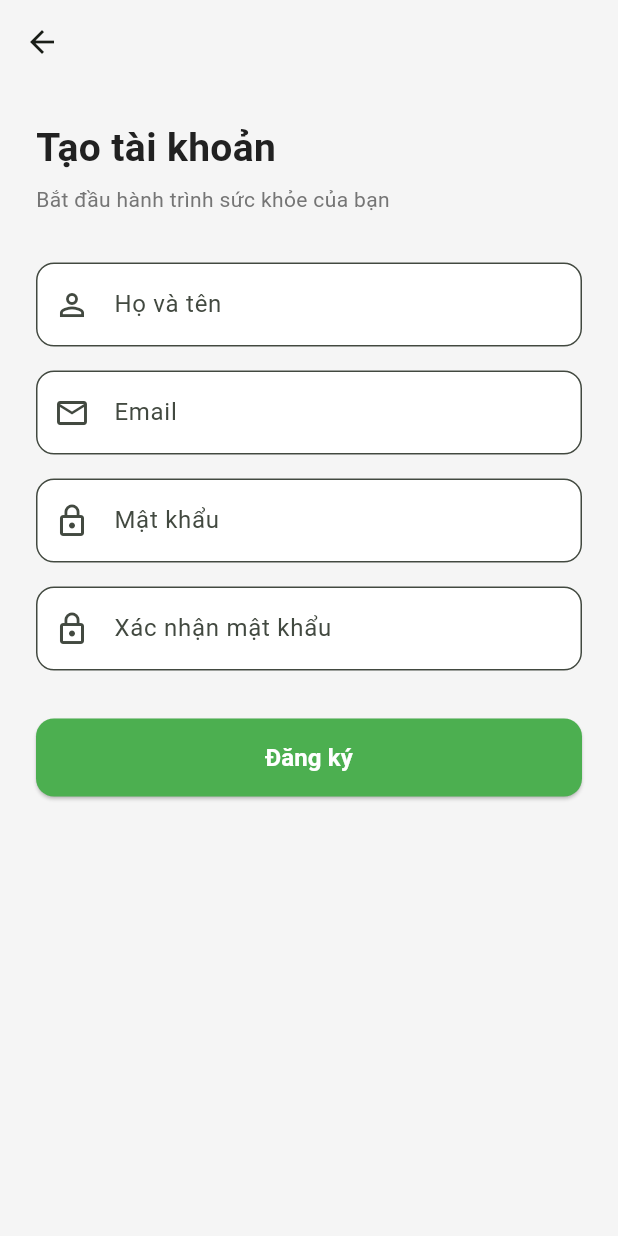
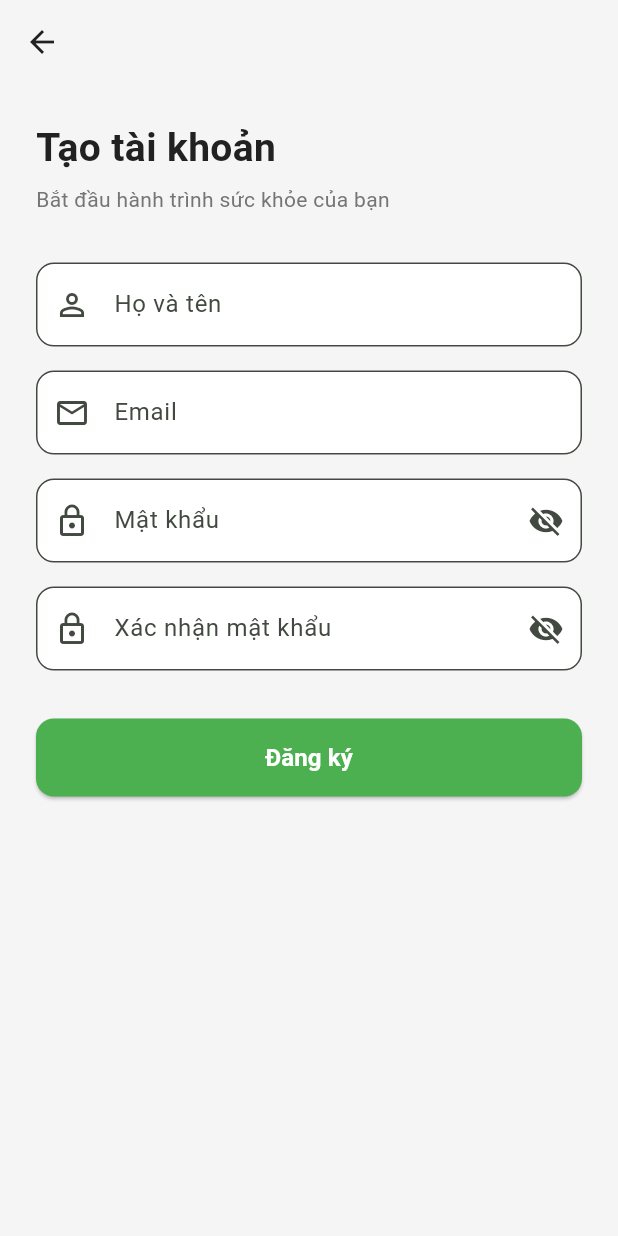
Before and after one commit to leemintruong/appmobile, a Flutter app: the screen it shows after launch, after a tap on "Đăng ký ngay", on a phone screen of 412 x 824 dp. Run offline on Flutter 3.47's test engine with Material 3 defaults, Android fonts, the phone set to English and light mode, and no system bars; our stand-ins replace shared_preferences; network calls fail.

Commit message:
update file

```diff
--- a/lib/main.dart
+++ b/lib/main.dart
@@ -11,16 +11,11 @@ class NutritionApp extends StatelessWidget {
   @override
   Widget build(BuildContext context) {
     return MaterialApp(
-      title: 'Dinh Dưỡng Cá Nhân',
+      title: 'Nutrition Tracker',
       debugShowCheckedModeBanner: false,
       theme: ThemeData(
-        colorScheme: ColorScheme.fromSeed(
-          seedColor: const Color(0xFF4CAF50),
-          primary: const Color(0xFF4CAF50),
-          secondary: const Color(0xFFFF7043),
-        ),
+        colorScheme: ColorScheme.fromSeed(seedColor: Colors.green),
         useMaterial3: true,
-        fontFamily: 'Roboto',
       ),
       home: const SplashScreen(),
 
--- a/lib/screens/register_screen.dart
+++ b/lib/screens/register_screen.dart
@@ -1,15 +1,109 @@
 import 'package:flutter/material.dart';
 import '../theme/app_colors.dart';
-import 'profile_setup_screen.dart';
+import '../services/api_service.dart';
+import 'login_screen.dart';
 
-class RegisterScreen extends StatelessWidget {
+class RegisterScreen extends StatefulWidget {
   const RegisterScreen({super.key});
+
+  @override
+  State<RegisterScreen> createState() => _RegisterScreenState();
+}
+
+class _RegisterScreenState extends State<RegisterScreen> {
+  final _nameCtrl = TextEditingController();
+  final _emailCtrl = TextEditingController();
+  final _passCtrl = TextEditingController();
+  final _confirmPassCtrl = TextEditingController();
+
+  bool _obscurePassword = true;
+  bool _obscureConfirmPassword = true;
+  bool _isLoading = false;
+
+  @override
+  void dispose() {
+    _nameCtrl.dispose();
+    _emailCtrl.dispose();
+    _passCtrl.dispose();
+    _confirmPassCtrl.dispose();
+    super.dispose();
+  }
+
+  Future<void> _handleRegister() async {
+    final name = _nameCtrl.text.trim();
+    final email = _emailCtrl.text.trim();
+    final password = _passCtrl.text.trim();
+    final confirmPassword = _confirmPassCtrl.text.trim();
+
+    if (name.isEmpty || email.isEmpty || password.isEmpty) {
+      ScaffoldMessenger.of(context).showSnackBar(
+        const SnackBar(content: Text('Vui lòng nhập đầy đủ thông tin')),
+      );
+      return;
+    }
+
+    if (password.length < 6) {
+      ScaffoldMessenger.of(context).showSnackBar(
+        const SnackBar(content: Text('Mật khẩu phải có ít nhất 6 ký tự')),
+      );
+      return;
+    }
+
+    if (password != confirmPassword) {
+      ScaffoldMessenger.of(context).showSnackBar(
+        const SnackBar(content: Text('Mật khẩu xác nhận không khớp')),
+      );
+      return;
+    }
+
+    setState(() => _isLoading = true);
+
+    try {
+      final result = await ApiService.register(name, email, password);
+
+      if (!mounted) return;
+
+      if (result['success'] == true ||
+          result['message'] == 'Đăng ký thành công' ||
+          result['user'] != null) {
+        ScaffoldMessenger.of(context).showSnackBar(
+          const SnackBar(
+            content: Text('Đăng ký thành công. Vui lòng đăng nhập.'),
+            backgroundColor: AppColors.primary,
+          ),
+        );
+
+        Navigator.pushReplacement(
+          context,
+          MaterialPageRoute(builder: (_) => const LoginScreen()),
+        );
+      } else {
+        ScaffoldMessenger.of(context).showSnackBar(
+          SnackBar(content: Text(result['message'] ?? 'Đăng ký thất bại')),
+        );
+      }
+    } catch (e) {
+      if (!mounted) return;
+
+      ScaffoldMessenger.of(
+        context,
+      ).showSnackBar(SnackBar(content: Text('Không kết nối được backend: $e')));
+    } finally {
+      if (mounted) {
+        setState(() => _isLoading = false);
+      }
+    }
+  }
 
   @override
   Widget build(BuildContext context) {
     return Scaffold(
       backgroundColor: AppColors.background,
-      appBar: AppBar(backgroundColor: Colors.transparent, elevation: 0),
+      appBar: AppBar(
+        backgroundColor: Colors.transparent,
+        elevation: 0,
+        foregroundColor: AppColors.textDark,
+      ),
       body: SafeArea(
         child: SingleChildScrollView(
           padding: const EdgeInsets.all(24),
@@ -24,20 +118,73 @@ class RegisterScreen extends StatelessWidget {
                   color: AppColors.textDark,
                 ),
               ),
+
               const SizedBox(height: 6),
+
               const Text(
                 'Bắt đầu hành trình sức khỏe của bạn',
                 style: TextStyle(fontSize: 14, color: AppColors.textGrey),
               ),
+
               const SizedBox(height: 32),
-              _field('Họ và tên', Icons.person_outline),
+
+              _field(
+                controller: _nameCtrl,
+                label: 'Họ và tên',
+                icon: Icons.person_outline,
+              ),
+
               const SizedBox(height: 16),
-              _field('Email', Icons.email_outlined),
+
+              _field(
+                controller: _emailCtrl,
+                label: 'Email',
+                icon: Icons.email_outlined,
+                keyboardType: TextInputType.emailAddress,
+              ),
+
               const SizedBox(height: 16),
-              _field('Mật khẩu', Icons.lock_outline, obscure: true),
+
+              _field(
+                controller: _passCtrl,
+                label: 'Mật khẩu',
+                icon: Icons.lock_outline,
+                obscure: _obscurePassword,
+                suffixIcon: IconButton(
+                  icon: Icon(
+                    _obscurePassword ? Icons.visibility_off : Icons.visibility,
+                  ),
+                  onPressed: () {
+                    setState(() {
+                      _obscurePassword = !_obscurePassword;
+                    });
+                  },
+                ),
+              ),
+
               const SizedBox(height: 16),
-              _field('Xác nhận mật khẩu', Icons.lock_outline, obscure: true),
+
+              _field(
+                controller: _confirmPassCtrl,
+                label: 'Xác nhận mật khẩu',
+                icon: Icons.lock_outline,
+                obscure: _obscureConfirmPassword,
+                suffixIcon: IconButton(
+                  icon: Icon(
+                    _obscureConfirmPassword
+                        ? Icons.visibility_off
+                        : Icons.visibility,
+                  ),
+                  onPressed: () {
+                    setState(() {
+                      _obscureConfirmPassword = !_obscureConfirmPassword;
+                    });
+                  },
+                ),
+              ),
+
               const SizedBox(height: 32),
+
               SizedBox(
                 width: double.infinity,
                 height: 52,
@@ -49,16 +196,23 @@ class RegisterScreen extends StatelessWidget {
                       borderRadius: BorderRadius.circular(12),
                     ),
                   ),
-                  onPressed: () => Navigator.pushReplacement(
-                    context,
-                    MaterialPageRoute(
-                      builder: (_) => const ProfileSetupScreen(),
-                    ),
-                  ),
-                  child: const Text(
-                    'Đăng ký',
-                    style: TextStyle(fontSize: 16, fontWeight: FontWeight.bold),
-                  ),
+                  onPressed: _isLoading ? null : _handleRegister,
+                  child: _isLoading
+                      ? const SizedBox(
+                          width: 22,
+                          height: 22,
+                          child: CircularProgressIndicator(
+                            strokeWidth: 2.5,
+                            color: Colors.white,
+                          ),
+                        )
+                      : const Text(
+                          'Đăng ký',
+                          style: TextStyle(
+                            fontSize: 16,
+                            fontWeight: FontWeight.bold,
+                          ),
+                        ),
                 ),
               ),
             ],
@@ -68,12 +222,22 @@ class RegisterScreen extends StatelessWidget {
     );
   }
 
-  Widget _field(String label, IconData icon, {bool obscure = false}) {
+  Widget _field({
+    required TextEditingController controller,
+    required String label,
+    required IconData icon,
+    bool obscure = false,
+    TextInputType keyboardType = TextInputType.text,
+    Widget? suffixIcon,
+  }) {
     return TextField(
+      controller: controller,
       obscureText: obscure,
+      keyboardType: keyboardType,
       decoration: InputDecoration(
         labelText: label,
         prefixIcon: Icon(icon),
+        suffixIcon: suffixIcon,
         border: OutlineInputBorder(borderRadius: BorderRadius.circular(12)),
         filled: true,
         fillColor: Colors.white,
```
Also changed, not shown: lib/screens/login_screen.dart (+20 -7 lines), lib/screens/profile_screen.dart (+46 -18 lines), lib/services/api_service.dart (+197 -50 lines).
